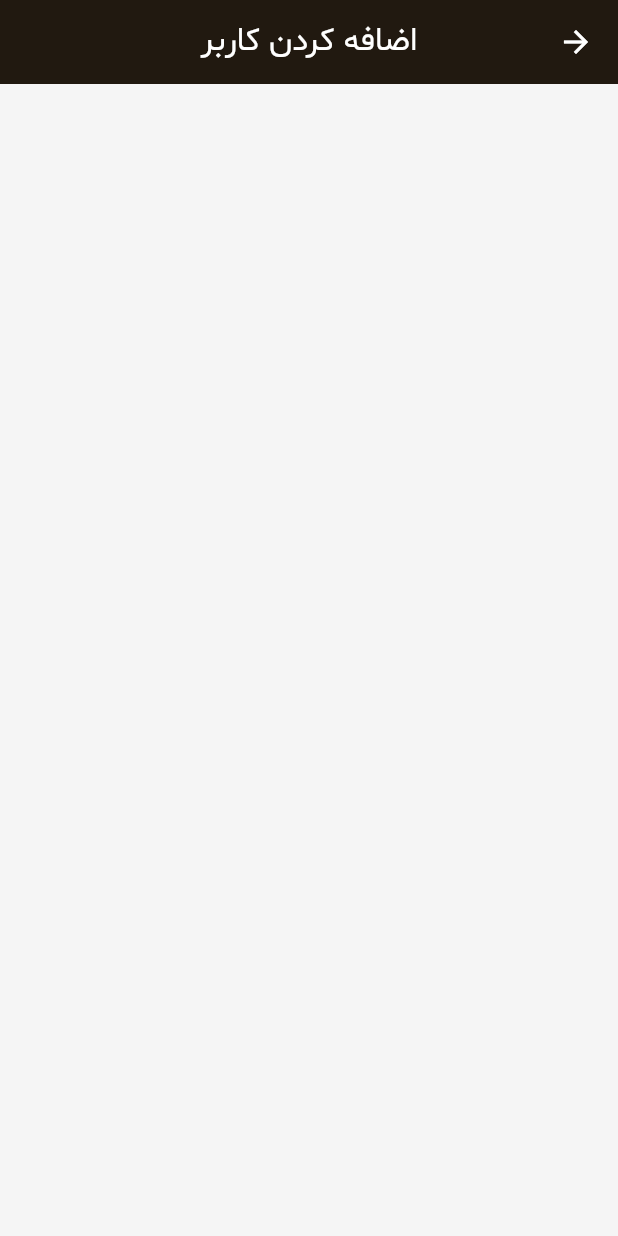
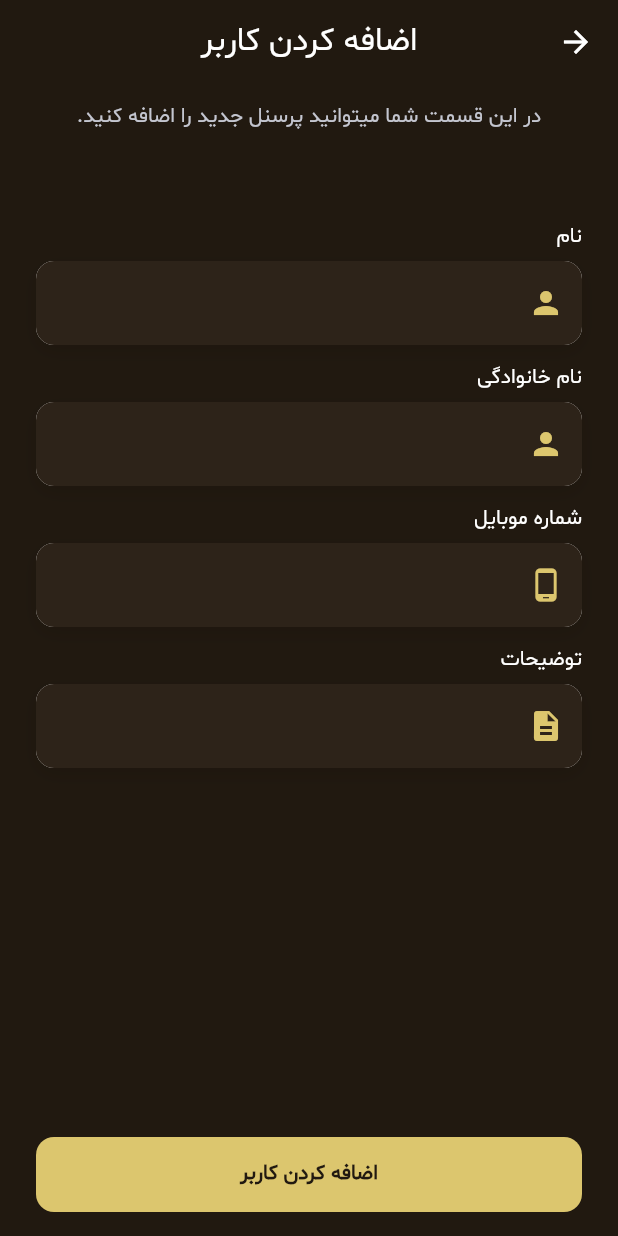
Before and after one commit to mahdi-dfr/cafe-management-app, a Flutter app: the AddUserScreen screen opened directly, on a phone screen of 412 x 824 dp. Run offline on Flutter 3.47's test engine with Material 3 defaults, Android fonts, the phone set to English and light mode, and no system bars; our stand-ins replace flutter_svg, get, loading_animation_widget, persistent_bottom_nav_bar; network calls fail.

Commit message:
[FEAT] add new button and complete add user screen

```diff
--- /dev/null
+++ b/lib/core/resource/app_bindings.dart
@@ -0,0 +1,10 @@
+import 'package:cafe_app/feature/home/presenation/controller/user_controller.dart';
+import 'package:get/get.dart';
+
+class AppBindings extends Bindings{
+  @override
+  void dependencies() {
+    Get.lazyPut(()=> UserModificationController(), fenix: true);
+  }
+
+}
--- /dev/null
+++ b/lib/core/widgets/custom_button.dart
@@ -0,0 +1,34 @@
+import 'package:flutter/material.dart';
+
+import '../app_colors.dart';
+
+class FormConfirmButton extends StatelessWidget {
+  const FormConfirmButton({super.key, required this.title});
+
+  final String title;
+
+  @override
+  Widget build(BuildContext context) {
+    return AnimatedPadding(
+      padding: EdgeInsets.only(
+        left: 24,
+        right: 24,
+        top: 16,
+        bottom: 16 + MediaQuery.of(context).viewInsets.bottom,
+      ),
+      duration: const Duration(milliseconds: 100),
+      curve: Curves.easeOut,
+      child: SafeArea(
+        top: false,
+        child: ElevatedButton(
+          onPressed: () {},
+          style: ElevatedButton.styleFrom(
+            backgroundColor: AppColors.primaryColor,
+            minimumSize: const Size(double.infinity, 50),
+          ),
+          child: Text(title, style: TextStyle(color: AppColors.backgroundColor, fontWeight: FontWeight.bold),),
+        ),
+      ),
+    );
+  }
+}
--- a/lib/feature/home/presenation/add_user_screen.dart
+++ b/lib/feature/home/presenation/add_user_screen.dart
@@ -1,13 +1,66 @@
+import 'package:cafe_app/core/app_colors.dart';
+import 'package:cafe_app/core/widgets/custom_button.dart';
+import 'package:cafe_app/core/widgets/custom_text_field.dart';
+import 'package:cafe_app/feature/home/presenation/controller/user_controller.dart';
 import 'package:flutter/material.dart';
+import 'package:get/get.dart';
 
 class AddUserScreen extends StatelessWidget {
-  const AddUserScreen({super.key});
+  AddUserScreen({super.key});
+
+  final _controller = Get.find<UserModificationController>();
 
   @override
   Widget build(BuildContext context) {
     return Scaffold(
       appBar: AppBar(title: const Text('اضافه کردن کاربر'), centerTitle: true),
-      body: SafeArea(child: SizedBox()),
+      backgroundColor: AppColors.backgroundColor,
+
+      body: SafeArea(
+        child: SingleChildScrollView(
+          physics: BouncingScrollPhysics(),
+          child: Padding(
+            padding: const EdgeInsets.symmetric(horizontal: 24, vertical: 12),
+            child: Column(
+              children: [
+                Text('در این قسمت شما میتوانید پرسنل جدید را اضافه کنید.'),
+                SizedBox(height: 60),
+
+                CustomTextField(
+                  controller: _controller.userFirstNameController,
+                  label: 'نام',
+                  icon: Icons.person,
+                ),
+                SizedBox(height: 12),
+
+                CustomTextField(
+                  controller: _controller.userLastNameController,
+                  label: 'نام خانوادگی',
+                  icon: Icons.person,
+                ),
+                SizedBox(height: 12),
+
+                CustomTextField(
+                  controller: _controller.userPhoneNumberController,
+                  label: 'شماره موبایل',
+                  icon: Icons.phone_android,
+                  keyboardType: TextInputType.phone,
+                ),
+                SizedBox(height: 12),
+
+                CustomTextField(
+                  controller: _controller.userDescriptionsController,
+                  label: 'توضیحات',
+                  icon: Icons.description,
+                ),
+                SizedBox(height: 120), // فاصله اضافی تا آخر اسکرول
+              ],
+            ),
+          ),
+        ),
+      ),
+
+      bottomNavigationBar: FormConfirmButton(title: 'اضافه کردن کاربر')
     );
   }
 }
--- /dev/null
+++ b/lib/feature/home/presenation/controller/user_controller.dart
@@ -0,0 +1,21 @@
+import 'package:flutter/cupertino.dart';
+import 'package:get/get.dart';
+
+class UserModificationController extends GetxController{
+
+  late TextEditingController userFirstNameController;
+  late TextEditingController userLastNameController;
+  late TextEditingController userPhoneNumberController;
+  late TextEditingController userDescriptionsController;
+
+
+  @override
+  void onInit() {
+    userFirstNameController = TextEditingController();
+    userPhoneNumberController = TextEditingController();
+    userLastNameController = TextEditingController();
+    userDescriptionsController = TextEditingController();
+    super.onInit();
+  }
+
+}
--- a/lib/feature/home/presenation/emploee_management.dart
+++ b/lib/feature/home/presenation/emploee_management.dart
@@ -1,6 +1,7 @@
 import 'dart:ui';
 
 import 'package:cafe_app/core/app_colors.dart';
+import 'package:cafe_app/feature/home/presenation/add_user_screen.dart';
 import 'package:cafe_app/feature/home/presenation/widgets/personnel_item.dart';
 import 'package:flutter/material.dart';
 import 'package:get/get.dart';
@@ -46,7 +47,7 @@ class _OurTeamListState extends State<OurTeamList>
         child: ScaleTransition(
           scale: _controller,
           child: FloatingActionButton(
-            onPressed: () {},
+            onPressed: () {Get.to(AddUserScreen());},
             backgroundColor: AppColors.secondaryColor,
             child: Icon(Icons.add, color: AppColors.backgroundColor),
           ),
--- a/lib/feature/home/presenation/home_screen.dart
+++ b/lib/feature/home/presenation/home_screen.dart
@@ -2,7 +2,7 @@
 import 'package:flutter/material.dart';
 import 'package:get/get.dart';
 import '../../../core/app_colors.dart';
-import 'home_controller.dart';
+import 'controller/home_controller.dart';
 import 'widgets/welcome_section.dart';
 import 'widgets/quick_stats_section.dart';
 import 'widgets/quick_actions_section.dart';
--- a/lib/feature/home/presenation/widgets/quick_stats_section.dart
+++ b/lib/feature/home/presenation/widgets/quick_stats_section.dart
@@ -2,7 +2,7 @@ import 'package:flutter/material.dart';
 import 'package:get/get.dart';
 import '../../../../core/app_colors.dart';
 import '../emploee_management.dart';
-import '../home_controller.dart';
+import '../controller/home_controller.dart';
 import 'stat_card.dart';
 
 /// Quick stats section widget
--- a/lib/main.dart
+++ b/lib/main.dart
@@ -1,6 +1,7 @@
 import 'dart:ui';
 
 import 'package:cafe_app/core/constants/route_management.dart';
+import 'package:cafe_app/core/resource/app_bindings.dart';
 import 'package:flutter/material.dart';
 import 'package:flutter/services.dart';
 import 'package:get/get.dart';
@@ -116,6 +117,7 @@ class MyApp extends StatelessWidget {
       // // Define routes
       getPages: RouteManagement.routes,
       initialRoute: RouteManagement.splashScreen,
+      initialBinding: AppBindings(),
       defaultTransition: Transition.fadeIn,
       transitionDuration: const Duration(milliseconds: 200),
       locale: const Locale('fa', 'IR'),
```
Also changed, not shown: lib/feature/home/presenation/controller/home_controller.dart (renamed from lib/feature/home/presenation/home_controller.dart).
